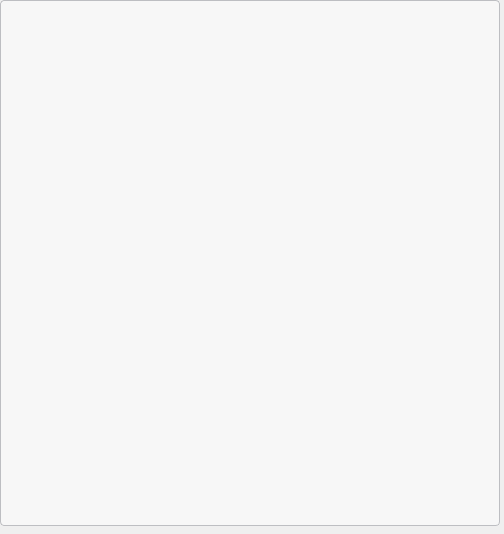
Above: mrm_control_panel/ui/mrm_map_widget.ui from cogniteam/hamster_server before the change. Below: the same form after it.
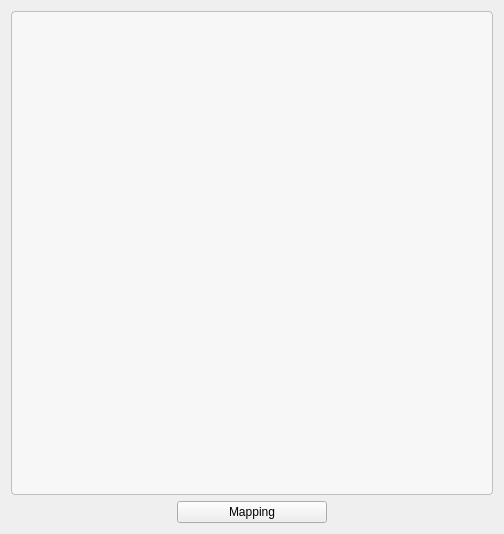
That is the form after the change.

Commit message: goal detection pushbutton added mapping/localization pushbutton added

The edit to the form file:
```diff
--- a/mrm_control_panel/ui/mrm_map_widget.ui
+++ b/mrm_control_panel/ui/mrm_map_widget.ui
@@ -25,14 +25,14 @@
   <property name="windowTitle">
    <string>MRM:: Map</string>
   </property>
+  <property name="layoutDirection">
+   <enum>Qt::RightToLeft</enum>
+  </property>
+  <layout class="QVBoxLayout" name="verticalLayout">
+   <item>
   <widget class="QFrame" name="frame">
-   <property name="geometry">
-    <rect>
-     <x>0</x>
-     <y>0</y>
-     <width>500</width>
-     <height>526</height>
-    </rect>
+     <property name="enabled">
+      <bool>true</bool>
    </property>
    <property name="sizePolicy">
     <sizepolicy hsizetype="Expanding" vsizetype="Expanding">
@@ -42,8 +42,8 @@
    </property>
    <property name="minimumSize">
     <size>
-     <width>500</width>
-     <height>526</height>
+       <width>0</width>
+       <height>0</height>
     </size>
    </property>
    <property name="maximumSize">
@@ -73,6 +73,40 @@
     </property>
    </layout>
   </widget>
+   </item>
+   <item>
+    <layout class="QHBoxLayout" name="horizontalLayout">
+     <item>
+      <widget class="QPushButton" name="mappingModeButton">
+       <property name="sizePolicy">
+        <sizepolicy hsizetype="Minimum" vsizetype="Fixed">
+         <horstretch>0</horstretch>
+         <verstretch>0</verstretch>
+        </sizepolicy>
+       </property>
+       <property name="maximumSize">
+        <size>
+         <width>150</width>
+         <height>50</height>
+        </size>
+       </property>
+       <property name="layoutDirection">
+        <enum>Qt::RightToLeft</enum>
+       </property>
+       <property name="autoFillBackground">
+        <bool>false</bool>
+       </property>
+       <property name="text">
+        <string>Mapping</string>
+       </property>
+       <property name="autoDefault">
+        <bool>false</bool>
+       </property>
+      </widget>
+     </item>
+    </layout>
+   </item>
+  </layout>
  </widget>
  <resources>
   <include location="../resources/mrm_map_resources.qrc"/>
```
Lines whose indentation alone changed are shown as unchanged. The commit also changes 5 other files.
